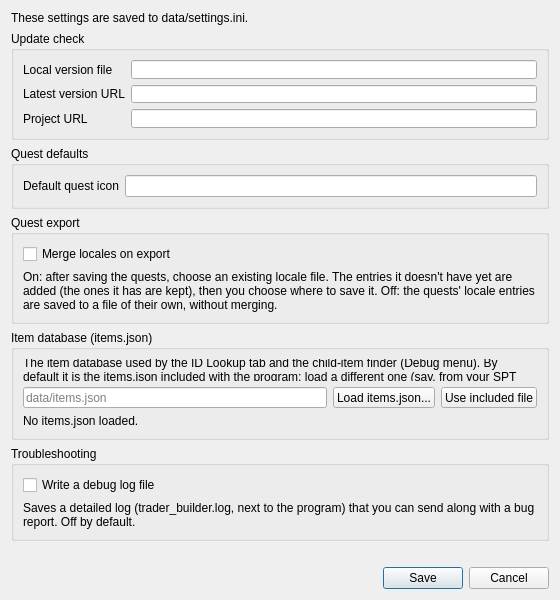
First picture: the form in src/tb_ui/gui_settings.ui, repository ThePi1/SPT-Trader-Builder, before the edit.
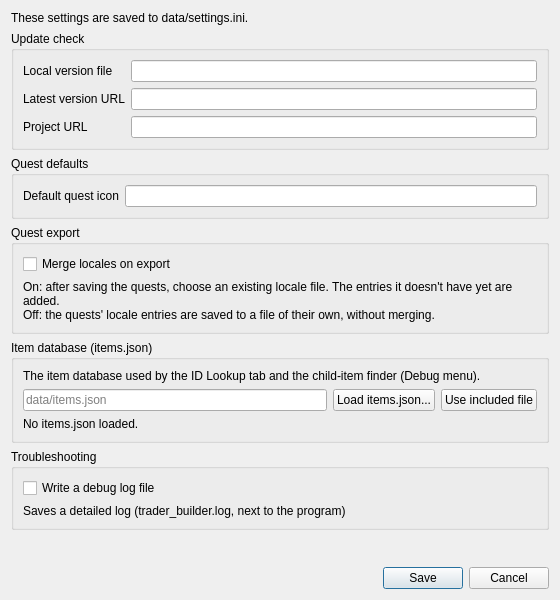
Second picture: the form after the edit. Icons and pictures are not drawn.

Commit message: Give the export messages an OK button and a proper title

What changed in the file:
```diff
--- a/src/tb_ui/gui_settings.ui
+++ b/src/tb_ui/gui_settings.ui
@@ -124,7 +124,8 @@
       <item>
        <widget class="QLabel" name="lbl_merge_locales_help">
         <property name="text">
-         <string>On: after saving the quests, choose an existing locale file. The entries it doesn't have yet are added (the ones it has are kept), then you choose where to save it. Off: the quests' locale entries are saved to a file of their own, without merging.</string>
+         <string>On: after saving the quests, choose an existing locale file. The entries it doesn't have yet are added. 
+Off: the quests' locale entries are saved to a file of their own, without merging.</string>
         </property>
         <property name="wordWrap">
          <bool>true</bool>
@@ -143,7 +144,7 @@
       <item>
        <widget class="QLabel" name="lbl_items_help">
         <property name="text">
-         <string>The item database used by the ID Lookup tab and the child-item finder (Debug menu). By default it is the items.json included with the program; load a different one (say, from your SPT install) to use that instead. It is remembered next time.</string>
+         <string>The item database used by the ID Lookup tab and the child-item finder (Debug menu).</string>
         </property>
         <property name="wordWrap">
          <bool>true</bool>
@@ -210,7 +211,7 @@
       <item>
        <widget class="QLabel" name="lbl_debug_logging_help">
         <property name="text">
-         <string>Saves a detailed log (trader_builder.log, next to the program) that you can send along with a bug report. Off by default.</string>
+         <string>Saves a detailed log (trader_builder.log, next to the program)</string>
         </property>
         <property name="wordWrap">
          <bool>true</bool>
```
Left out of the diff: 6 changed lines with no effect on the pictures. The commit also changes 4 other files.
